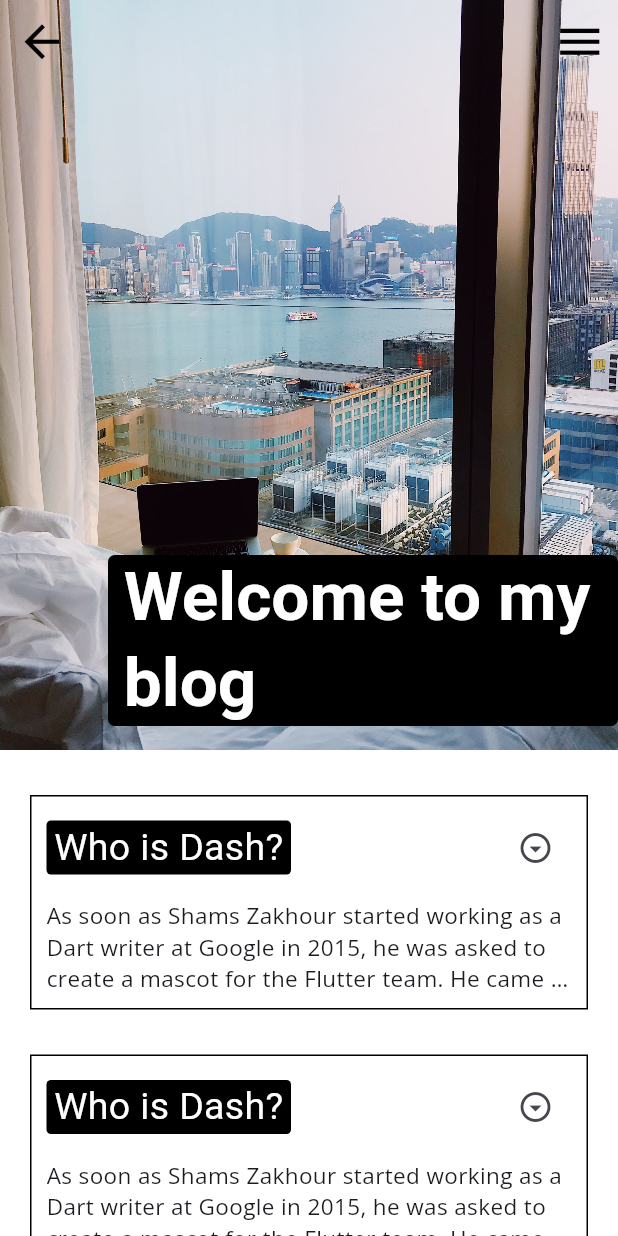
After one commit to danieldfgro2000/Portfolio, a Flutter app: the BlogWeb screen opened directly, on a phone screen of 412 x 824 dp. The commit adds this screen. Run offline on Flutter 3.47's test engine with Material 3 defaults, Android fonts, the phone set to English and light mode, and no system bars; our stand-ins replace flutter_svg, google_fonts; missing offline and left inert: dynamic_path_url_strategy; Roboto replaces fonts that are missing (Abel).

Commit message:
blog & works page

```diff
--- a/lib/components.dart
+++ b/lib/components.dart
@@ -109,6 +109,27 @@ class Sans extends StatelessWidget {
     return Text(
       text,
       style: GoogleFonts.openSans(fontSize: size),
+    );
+  }
+}
+
+class AbelCustom extends StatelessWidget {
+  final String text;
+  final double size;
+  final Color? color;
+  final FontWeight? fontWeight;
+  const AbelCustom(
+      {super.key, required this.text, required this.size, this.color, this.fontWeight});
+
+  @override
+  Widget build(BuildContext context) {
+    return Text(
+      text,
+      style: GoogleFonts.abel(
+        fontSize: size,
+        color: color,
+        fontWeight: fontWeight,
+      ),
     );
   }
 }
--- /dev/null
+++ b/lib/mobile/blog_mobile.dart
@@ -0,0 +1,178 @@
+import 'package:flutter/material.dart';
+import 'package:flutter_svg/svg.dart';
+import 'package:google_fonts/google_fonts.dart';
+import 'package:portfolio/components.dart';
+import 'package:url_launcher/url_launcher.dart';
+
+class BlogMobile extends StatefulWidget {
+  const BlogMobile({super.key});
+
+  @override
+  State<BlogMobile> createState() => _BlogMobileState();
+}
+
+class _BlogMobileState extends State<BlogMobile> {
+  @override
+  Widget build(BuildContext context) {
+    return SafeArea(
+        child: Scaffold(
+      extendBodyBehindAppBar: true,
+      backgroundColor: Colors.white,
+      endDrawer: Drawer(
+        child: Column(
+          mainAxisAlignment: MainAxisAlignment.center,
+          children: [
+            DrawerHeader(
+              padding: const EdgeInsets.only(bottom: 20),
+              child: Container(
+                decoration: BoxDecoration(
+                  shape: BoxShape.circle,
+                  border: Border.all(width: 1, color: Colors.black),
+                ),
+                child: const CircleAvatar(
+                  backgroundImage: AssetImage("assets/images/dan.JPG"),
+                  radius: 250,
+                ),
+              ),
+            ),
+            const TabsMobile(text: "Home", route: "/"),
+            const SizedBox(height: 20),
+            const TabsMobile(text: "Works", route: "/works"),
+            const SizedBox(height: 20),
+            const TabsMobile(text: "About", route: "/about"),
+            const SizedBox(height: 20),
+            const TabsMobile(text: "Contact", route: "/contact"),
+            const SizedBox(height: 20),
+            Row(
+              mainAxisAlignment: MainAxisAlignment.spaceEvenly,
+              children: [
+                IconButton(
+                  icon: SvgPicture.asset("assets/images/instagram.svg", width: 35),
+                  onPressed: () async {
+                    await launchUrl(Uri.parse("https://www.instagram.com/muncaciudaniel"));
+                  },
+                ),
+                IconButton(
+                  icon: SvgPicture.asset(
+                    "assets/images/twitter.svg",
+                    color: Colors.blue,
+                    width: 35,
+                  ),
+                  onPressed: () async {
+                    await launchUrl(Uri.parse("https://twitter.com/DanMuncaciu"));
+                  },
+                ),
+                IconButton(
+                  icon: SvgPicture.asset("assets/images/github.svg", width: 35),
+                  onPressed: () async {
+                    await launchUrl(Uri.parse("https://github.com/danieldfgro2000"));
+                  },
+                ),
+              ],
+            )
+          ],
+        ),
+      ),
+      body: NestedScrollView(
+        headerSliverBuilder: (BuildContext context, bool innerBoxIsScrollable) {
+          return <Widget>[
+            SliverAppBar(
+              backgroundColor: Colors.white,
+              iconTheme: const IconThemeData(size: 35, color: Colors.black),
+              flexibleSpace: FlexibleSpaceBar(
+                centerTitle: true,
+                title: Container(
+                  decoration: BoxDecoration(
+                    color: Colors.black,
+                    borderRadius: BorderRadius.circular(3),
+                  ),
+                  padding: const EdgeInsets.symmetric(horizontal: 4),
+                  child: const AbelCustom(
+                    text: "Welcome to my blog",
+                    size: 25,
+                    color: Colors.white,
+                    fontWeight: FontWeight.bold,
+                  ),
+                ),
+                background: Image.asset(
+                  "assets/images/blog.jpg",
+                  filterQuality: FilterQuality.high,
+                  fit: BoxFit.cover,
+                ),
+              ),
+              expandedHeight: 400,
+            ),
+          ];
+        },
+        body: ListView(
+          children: const [BlogPost(), BlogPost(), BlogPost()],
+        ),
+      ),
+    ));
+  }
+}
+
+class BlogPost extends StatefulWidget {
+  const BlogPost({super.key});
+
+  @override
+  State<BlogPost> createState() => _BlogPostState();
+}
+
+class _BlogPostState extends State<BlogPost> {
+  bool expand = false;
+
+  @override
+  Widget build(BuildContext context) {
+    return Padding(
+      padding: const EdgeInsets.only(left: 20, right: 20, top: 30),
+      child: Container(
+        padding: const EdgeInsets.all(10),
+        decoration: BoxDecoration(
+            border: Border.all(
+          style: BorderStyle.solid,
+          width: 1,
+          color: Colors.black,
+        )),
+        child: Column(
+          crossAxisAlignment: CrossAxisAlignment.start,
+          children: [
+            Row(
+              mainAxisAlignment: MainAxisAlignment.spaceBetween,
+              children: [
+                Container(
+                  padding: const EdgeInsets.symmetric(horizontal: 5),
+                  decoration: BoxDecoration(
+                    color: Colors.black,
+                    borderRadius: BorderRadius.circular(3),
+                  ),
+                  child: const AbelCustom(
+                    text: "Who is Dash?",
+                    size: 25,
+                    color: Colors.white,
+                  ),
+                ),
+                IconButton(
+                    onPressed: () {
+                      setState(() {
+                        expand = !expand;
+                      });
+                    },
+                    icon: const Icon(Icons.arrow_drop_down_circle_outlined)),
+              ],
+            ),
+            const SizedBox(height: 10),
+            // search online for flutter mascot dash, retrieve the text
+            Text(
+              "As soon as Shams Zakhour started working as a Dart writer at Google in 2015, he was asked to create a mascot for the Flutter team. He came up with Dash, a blue, friendly,"
+              "and stylishly designed Flutter mascot. Dash has since become a popular mascot for Flutter and has been used in various apps and videos.",
+              style: GoogleFonts.openSans(fontSize: 15),
+              maxLines: expand ? null : 3,
+              overflow: expand ? null : TextOverflow.ellipsis,
+            )
+          ],
+        ),
+      ),
+    );
+  }
+}
--- a/lib/mobile/landing_page_mobile.dart
+++ b/lib/mobile/landing_page_mobile.dart
@@ -42,7 +42,6 @@ class _LandingPageMobileState extends State<LandingPageMobile> {
       appBar: AppBar(
         backgroundColor: Colors.transparent,
         elevation: 0,
-        title: const Text("Portfolio"),
         iconTheme: const IconThemeData(size: 35, color: Colors.black),
       ),
       body: ListView(
@@ -252,6 +251,8 @@ class _LandingPageMobileState extends State<LandingPageMobile> {
             const SizedBox(height: 20),
             const TabsMobile(text: "About", route: "/about"),
             const SizedBox(height: 20),
+            const TabsMobile(text: "Blog", route: "/blog"),
+            const SizedBox(height: 20),
             const TabsMobile(text: "Contact", route: "/contact"),
             const SizedBox(height: 20),
             Row(
--- /dev/null
+++ b/lib/web/blog_web.dart
@@ -0,0 +1,113 @@
+import 'package:flutter/material.dart';
+import 'package:flutter_svg/svg.dart';
+import 'package:portfolio/components.dart';
+import 'package:portfolio/mobile/blog_mobile.dart';
+import 'package:url_launcher/url_launcher.dart';
+
+class BlogWeb extends StatefulWidget {
+  const BlogWeb({super.key});
+
+  @override
+  State<BlogWeb> createState() => _BlogWebState();
+}
+
+class _BlogWebState extends State<BlogWeb> {
+  @override
+  Widget build(BuildContext context) {
+    return SafeArea(
+        child: Scaffold(
+      extendBodyBehindAppBar: true,
+      backgroundColor: Colors.white,
+      endDrawer: Drawer(
+        child: Column(
+          mainAxisAlignment: MainAxisAlignment.center,
+          children: [
+            DrawerHeader(
+              padding: const EdgeInsets.only(bottom: 20),
+              child: Container(
+                decoration: BoxDecoration(
+                  shape: BoxShape.circle,
+                  border: Border.all(width: 1, color: Colors.black),
+                ),
+                child: const CircleAvatar(
+                  backgroundImage: AssetImage("assets/images/dan.JPG"),
+                  radius: 250,
+                ),
+              ),
+            ),
+            const TabsMobile(text: "Home", route: "/"),
+            const SizedBox(height: 20),
+            const TabsMobile(text: "Works", route: "/works"),
+            const SizedBox(height: 20),
+            const TabsMobile(text: "About", route: "/about"),
+            const SizedBox(height: 20),
+            const TabsMobile(text: "Contact", route: "/contact"),
+            const SizedBox(height: 20),
+            Row(
+              mainAxisAlignment: MainAxisAlignment.spaceEvenly,
+              children: [
+                IconButton(
+                  icon: SvgPicture.asset("assets/images/instagram.svg", width: 35),
+                  onPressed: () async {
+                    await launchUrl(Uri.parse("https://www.instagram.com/muncaciudaniel"));
+                  },
+                ),
+                IconButton(
+                  icon: SvgPicture.asset(
+                    "assets/images/twitter.svg",
+                    color: Colors.blue,
+                    width: 35,
+                  ),
+                  onPressed: () async {
+                    await launchUrl(Uri.parse("https://twitter.com/DanMuncaciu"));
+                  },
+                ),
+                IconButton(
+                  icon: SvgPicture.asset("assets/images/github.svg", width: 35),
+                  onPressed: () async {
+                    await launchUrl(Uri.parse("https://github.com/danieldfgro2000"));
+                  },
+                ),
+              ],
+            )
+          ],
+        ),
+      ),
+      body: NestedScrollView(
+        headerSliverBuilder: (BuildContext context, bool innerBoxIsScrollable) {
+          return <Widget>[
+            SliverAppBar(
+              backgroundColor: Colors.white,
+              iconTheme: const IconThemeData(size: 35, color: Colors.black),
+              flexibleSpace: FlexibleSpaceBar(
+                title: Container(
+                  decoration: BoxDecoration(
+                    color: Colors.black,
+                    borderRadius: BorderRadius.circular(3),
+                  ),
+                  padding: const EdgeInsets.symmetric(horizontal: 7),
+                  child: const AbelCustom(
+                    text: "Welcome to my blog",
+                    size: 30,
+                    color: Colors.white,
+                    fontWeight: FontWeight.bold,
+                  ),
+                ),
+                background: Image.asset(
+                  "assets/images/blog.jpg",
+                  filterQuality: FilterQuality.high,
+                  fit: BoxFit.cover,
+                ),
+              ),
+              expandedHeight: 500,
+            ),
+          ];
+        },
+        body: ListView(
+          children: const [BlogPost(), BlogPost(), BlogPost()],
+        ),
+      ),
+    ));
+    ;
+  }
+}
--- a/lib/web/contact_web.dart
+++ b/lib/web/contact_web.dart
@@ -85,6 +85,8 @@ class _ContactWebState extends State<ContactWeb> {
                   Spacer(),
                   TabsWeb(title: "Contact", route: '/contact'),
                   Spacer(),
+                  TabsWeb(title: "Blog", route: '/blog'),
+                  Spacer(),
                   TabsWeb(title: "About", route: '/about'),
                   Spacer(),
                 ],
--- a/lib/web/landing_page_web.dart
+++ b/lib/web/landing_page_web.dart
@@ -74,6 +74,8 @@ class _LandingPageWebState extends State<LandingPageWeb> {
             TabsWeb(title: "Works", route: '/works'),
             Spacer(),
             TabsWeb(title: "About", route: '/about'),
+            Spacer(),
+            TabsWeb(title: "Blog", route: '/blog'),
             Spacer(),
             TabsWeb(title: "Contact", route: '/contact'),
             Spacer(),
```
Also changed, not shown: lib/mobile/works_mobile.dart (added, +122 -0 lines), lib/routes.dart (+20 -0 lines), lib/web/works_web.dart (added, +131 -0 lines), assets/images/blog.jpg (added), assets/images/portfolio.png (added), assets/images/works.jpg (added).
